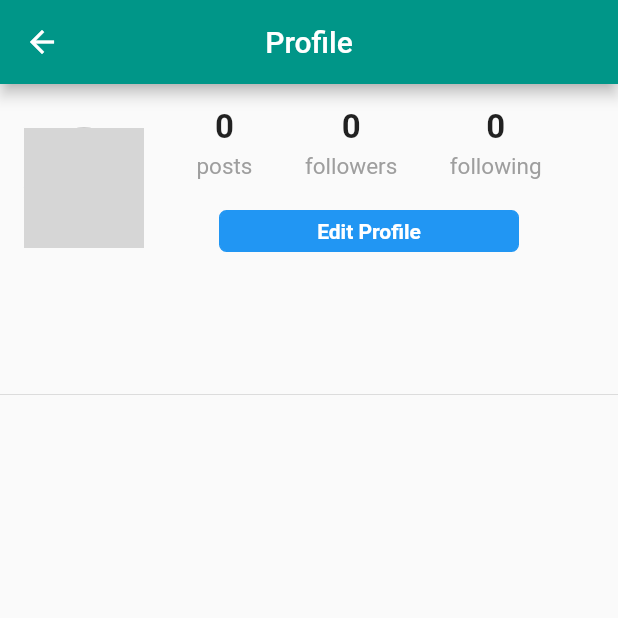
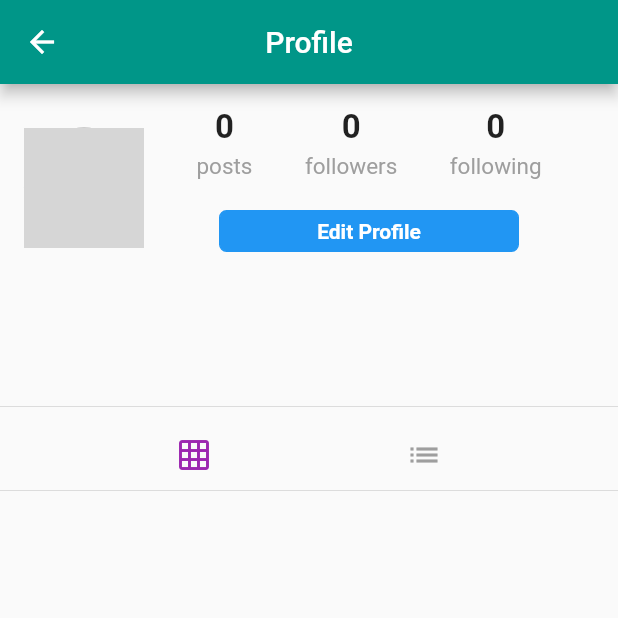
Before and after one commit to imrishuroy/Flutter-Social-Connect, a Flutter app: the Profile screen opened directly, on a phone screen of 412 x 824 dp, the top half of it. Run offline on Flutter 3.47's test engine with Material 2 defaults, Android fonts, the phone set to English and light mode, and no system bars; our stand-ins replace cached_network_image, cloud_firestore, firebase_core, firebase_storage, flutter_svg, geocoding and 3 more; accounts and stored records are empty; network calls fail; grey boxes are pictures that could not be loaded.

Commit message:
Added Grid and List view of posts on profile screen

```diff
--- a/lib/pages/profile.dart
+++ b/lib/pages/profile.dart
@@ -7,6 +7,7 @@ import 'package:social_connect/pages/edit_profile.dart';
 import 'package:social_connect/pages/home.dart';
 import 'package:social_connect/widgets/header.dart';
 import 'package:social_connect/widgets/post.dart';
+import 'package:social_connect/widgets/post_tile.dart';
 
 class Profile extends StatefulWidget {
   final String profileId;
@@ -20,6 +21,7 @@ class _ProfileState extends State<Profile> {
   final String currentUserId = currentUser?.id;
   bool isLoading = false;
   int postCount = 0;
+  String postOrientation = 'grid';
   List<Post> posts = [];
   @override
   void initState() {
@@ -202,9 +204,64 @@ class _ProfileState extends State<Profile> {
   buidProfilePosts() {
     if (isLoading) {
       return CircularProgressIndicator();
+    } else if (postOrientation == 'grid') {
+      List<GridTile> gridTiles = [];
+      posts.forEach(
+        (post) {
+          gridTiles.add(
+            GridTile(
+              child: PostTile(
+                post: post,
+              ),
+            ),
+          );
+        },
+      );
+      return GridView.count(
+        crossAxisCount: 3,
+        childAspectRatio: 1.0,
+        mainAxisSpacing: 1.5,
+        crossAxisSpacing: 1.5,
+        shrinkWrap: true,
+        physics: NeverScrollableScrollPhysics(),
+        children: gridTiles,
+      );
+    } else if (postOrientation == 'list') {
+      return Column(
+        children: posts,
+      );
     }
-    return Column(
-      children: posts,
+  }
+
+  setPostOrientation(String postOrientation) {
+    setState(() {
+      this.postOrientation = postOrientation;
+    });
+  }
+
+  buildTogglePostOrientation() {
+    return Row(
+      mainAxisAlignment: MainAxisAlignment.spaceEvenly,
+      children: [
+        IconButton(
+          icon: Icon(
+            Icons.grid_on,
+            color: postOrientation == 'grid'
+                ? Theme.of(context).primaryColor
+                : Colors.grey,
+          ),
+          onPressed: () => setPostOrientation('grid'),
+        ),
+        IconButton(
+          icon: Icon(
+            Icons.list,
+            color: postOrientation == 'list'
+                ? Theme.of(context).primaryColor
+                : Colors.grey,
+          ),
+          onPressed: () => setPostOrientation('list'),
+        ),
+      ],
     );
   }
 
@@ -218,9 +275,9 @@ class _ProfileState extends State<Profile> {
       body: ListView(
         children: [
           buildProfileHeader(),
-          Divider(
-            height: 0.0,
-          ),
+          Divider(),
+          buildTogglePostOrientation(),
+          Divider(height: 0.0),
           buidProfilePosts(),
         ],
       ),
--- a/lib/pages/upload.dart
+++ b/lib/pages/upload.dart
@@ -72,7 +72,7 @@ class _UploadState extends State<Upload> {
   selectImage(context) {
     return showDialog(
       context: context,
-      child: AlertDialog(
+      builder: (context) => AlertDialog(
         title: Text(
           'Pick an image',
           textAlign: TextAlign.center,
--- a/lib/widgets/post.dart
+++ b/lib/widgets/post.dart
@@ -3,6 +3,7 @@ import 'package:cloud_firestore/cloud_firestore.dart';
 import 'package:flutter/material.dart';
 import 'package:social_connect/models/app_user.dart';
 import 'package:social_connect/pages/home.dart';
+import 'package:social_connect/widgets/custom_image.dart';
 import 'package:social_connect/widgets/progress.dart';
 
 class Post extends StatefulWidget {
@@ -125,7 +126,8 @@ class _PostState extends State<Post> {
       child: Stack(
         alignment: Alignment.center,
         children: [
-          Image.network(mediaUrl),
+          // Image.network(mediaUrl),
+          cachedNetworkImage(mediaUrl),
         ],
       ),
     );
--- a/lib/widgets/progress.dart
+++ b/lib/widgets/progress.dart
@@ -3,7 +3,8 @@ import 'package:flutter/material.dart';
 Widget circularProgress() {
   return Container(
     // width is new added data
-    width: 100,
+    width: 60.0,
+    height: 60.0,
     alignment: Alignment.center,
     padding: EdgeInsets.only(top: 10.0),
     child: CircularProgressIndicator(
--- a/pubspec.yaml
+++ b/pubspec.yaml
@@ -31,7 +31,8 @@ dependencies:
   firebase_core: any
   firebase_messaging: any
   firebase_storage: ^7.0.0
-  flutter_svg: any
+  flutter_svg: ^0.19.3
+  geocoding: ^1.0.5
   geolocator: ^6.2.0
   google_sign_in: ^4.5.9
   image: ^2.1.19
@@ -39,7 +40,6 @@ dependencies:
   path_provider: ^1.6.27
   timeago: ^2.0.29
   uuid: ^2.2.2
-  geocoding: ^1.0.5
 
 dev_dependencies:
   flutter_test:
```
Also changed, not shown: lib/widgets/custom_image.dart (+13 -2 lines), lib/widgets/post_tile.dart (+9 -1 lines), pubspec.lock.
